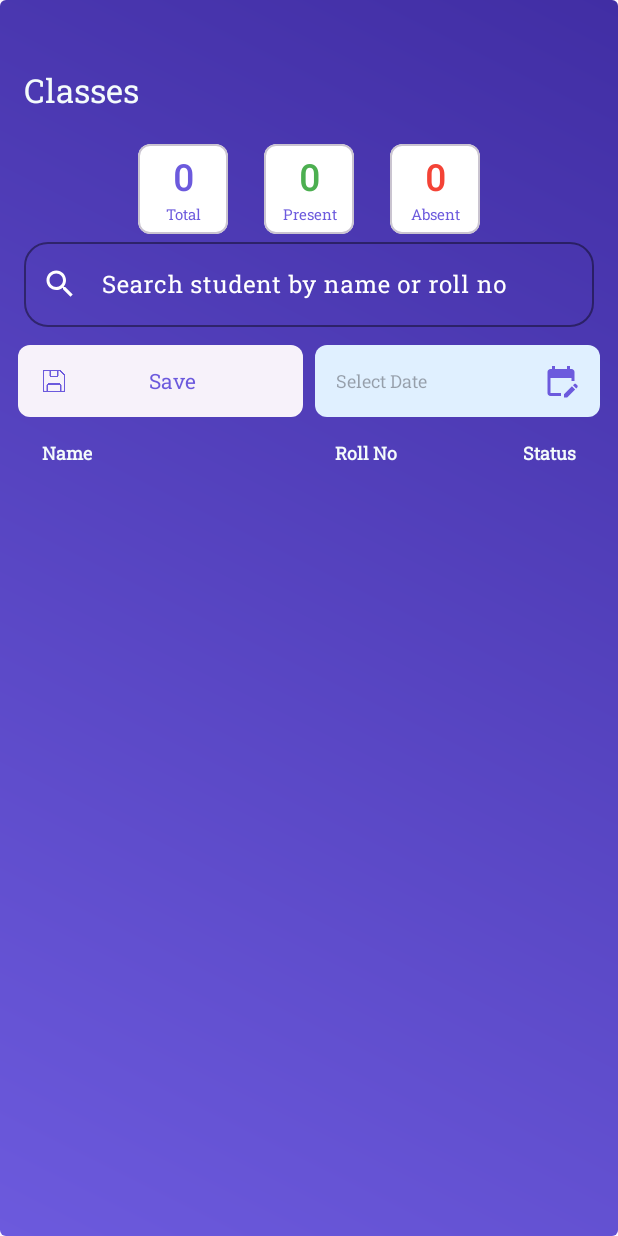
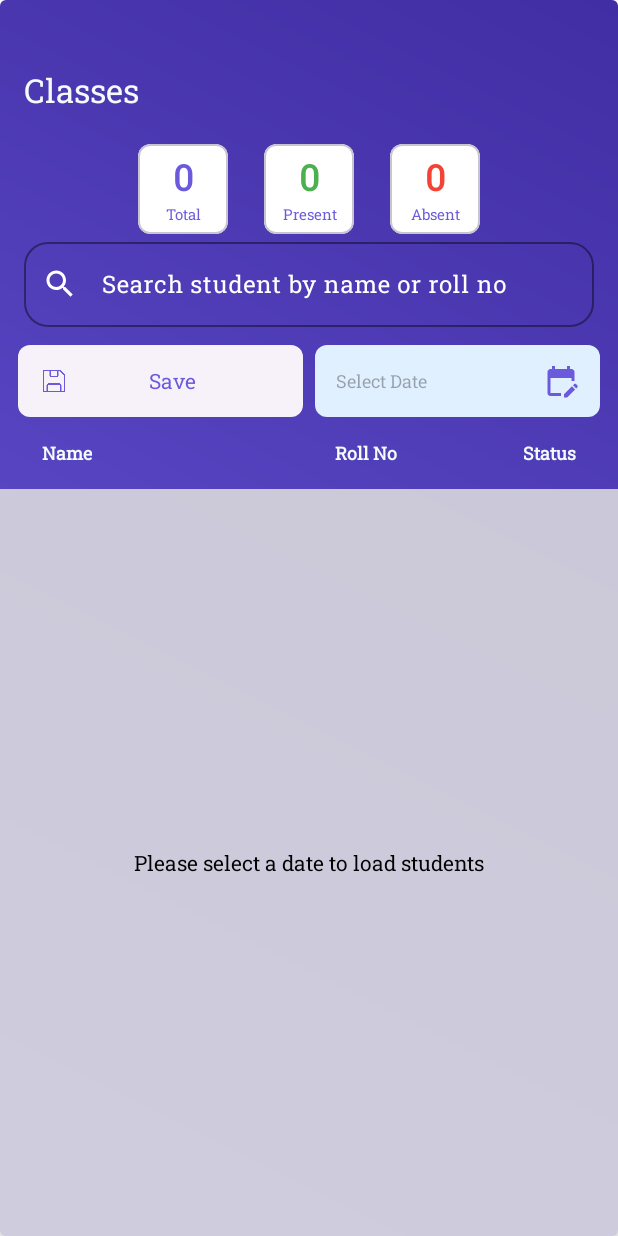
Before and after one commit to Aliimran2/Roll-Call, an Android app: the fragment AttendanceFragment placed in its activity, on a phone screen of 412 x 824 dp. Run offline under Robolectric (Android 15) with nearby library versions, the light colour scheme and no system bars; our stand-ins replace Dagger/Hilt's generated code, Room's generated code, navigation-ui; 4 statements that could not run were skipped.

Commit message:
Add direction text to load user for attendance

```diff
--- a/app/src/main/java/com/miassolutions/rollcall/ui/screens/attendancescreen/AttendanceFragment.kt
+++ b/app/src/main/java/com/miassolutions/rollcall/ui/screens/attendancescreen/AttendanceFragment.kt
@@ -64,6 +64,7 @@ class AttendanceFragment : Fragment(R.layout.fragment_attendance) {
                     etDatePicker.isEnabled = false
                     saveBtn.text = "Update"
                     viewModel.setDate(selectedDate)
+
                 }
 
                 "report" -> {
@@ -74,6 +75,7 @@ class AttendanceFragment : Fragment(R.layout.fragment_attendance) {
                     etDatePicker.hide()
                     saveBtn.hide()
                     viewModel.setDate(selectedDate)
+
                 }
             }
         }
@@ -161,6 +163,22 @@ class AttendanceFragment : Fragment(R.layout.fragment_attendance) {
     private fun collectFlows() {
         collectLatestFlow {
             launch {
+                viewModel.date.collect { date ->
+                    if (date == 0L && attendanceMode == "add") {
+                        binding.tvDirection.apply {
+                            text = "Please select a date to load students"
+                            show()
+                        }
+                        binding.rvAttendance.hide()
+                    } else {
+                        binding.tvDirection.hide()
+                        binding.rvAttendance.show()
+                    }
+                }
+            }
+
+
+            launch {
                 viewModel.filteredAttendanceUI.collectLatest { adapter.submitList(it) }
             }
             launch {
--- a/app/src/main/java/com/miassolutions/rollcall/ui/screens/attendancescreen/AttendanceViewModel.kt
+++ b/app/src/main/java/com/miassolutions/rollcall/ui/screens/attendancescreen/AttendanceViewModel.kt
@@ -164,6 +164,7 @@ class AttendanceViewModel @Inject constructor(
     private suspend fun updateAttendanceUI(dateMillis: Long, students: List<StudentEntity>) {
         if (dateMillis == 0L || students.isEmpty()) {
             _attendanceUI.value = emptyList() // Clear UI if no valid date or students
+
             return
         }
 
--- a/app/src/main/res/layout/fragment_attendance.xml
+++ b/app/src/main/res/layout/fragment_attendance.xml
@@ -242,6 +242,16 @@
         android:layout_width="match_parent"
         android:layout_height="match_parent">
 
+
+        <TextView
+            android:id="@+id/tv_direction"
+            android:layout_width="match_parent"
+            android:layout_height="match_parent"
+            android:textColor="@color/black"
+            android:gravity="center"
+            android:background="@color/gray"
+            android:text="Please select date to load students"/>
+
         <androidx.recyclerview.widget.RecyclerView
             android:id="@+id/rv_attendance"
             android:layout_width="match_parent"
```
